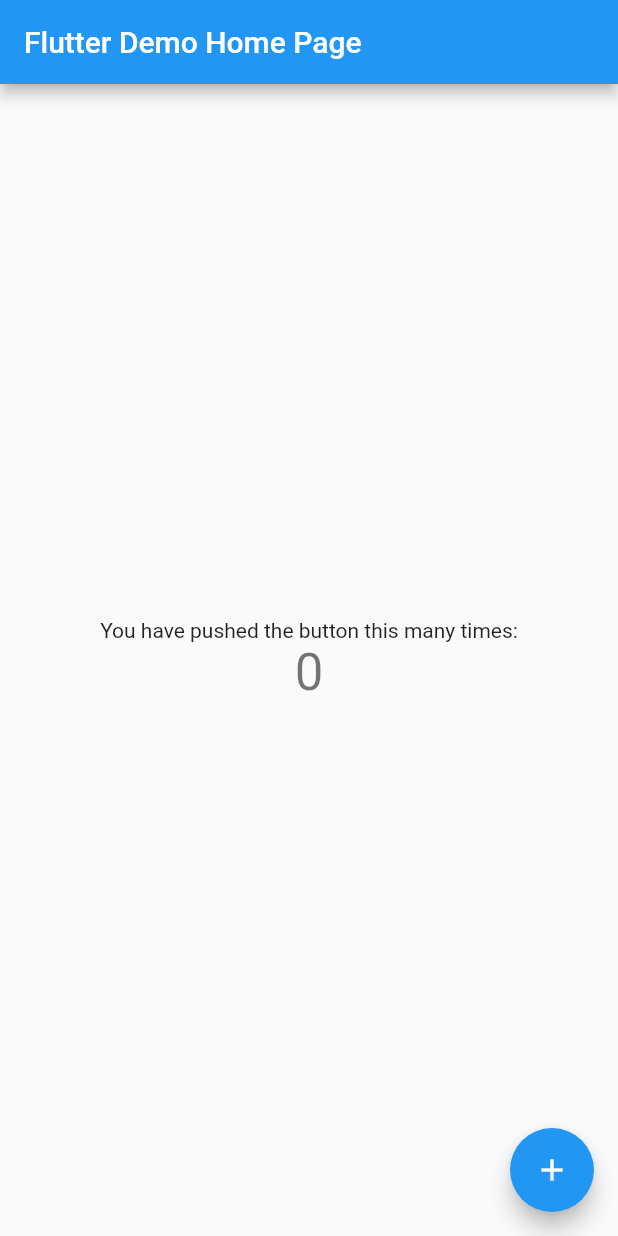
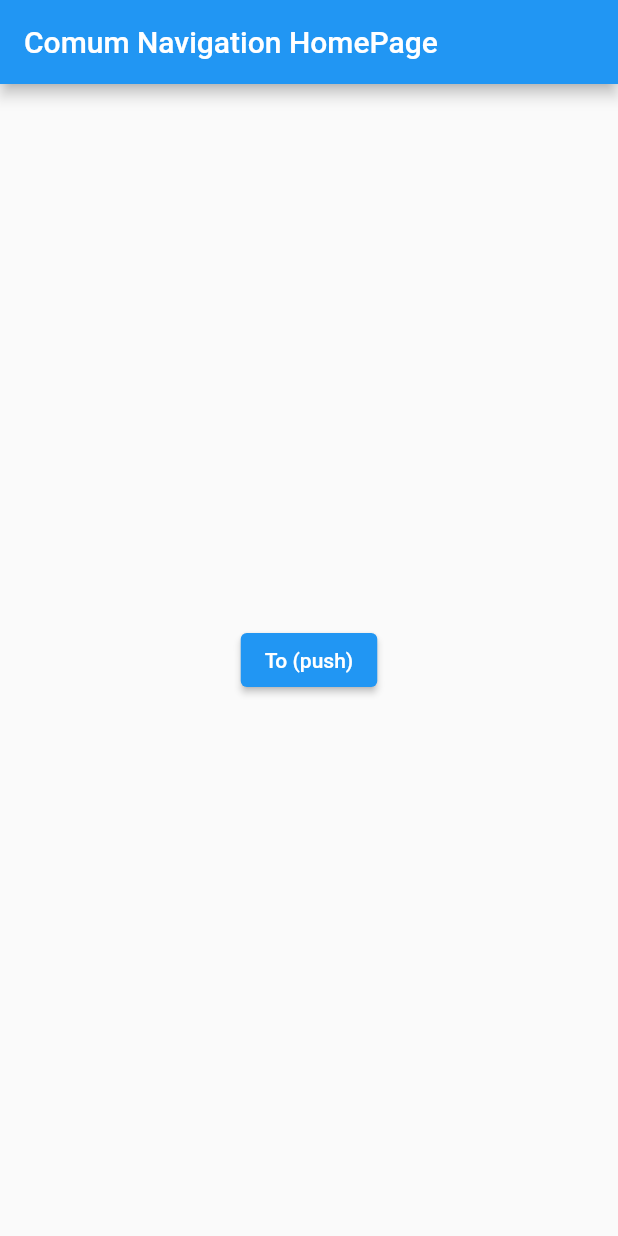
Before and after one commit to GabrielcDonato/get_routes, a Flutter app: the screen it shows after launch, on a phone screen of 412 x 824 dp. Run offline on Flutter 3.47's test engine with Material 2 defaults, Android fonts, the phone set to English and light mode, and no system bars; our stand-ins replace get.

Commit message:
navigation with Get.to

```diff
--- /dev/null
+++ b/lib/comum_navigation/comum_navigation_home_page.dart
@@ -0,0 +1,28 @@
+import 'package:flutter/material.dart';
+import 'package:get/get.dart';
+import 'package:get_routes/comum_navigation/to/to_home_page.dart';
+
+class ComumNavigationHomePage extends StatelessWidget {
+  const ComumNavigationHomePage({Key? key}) : super(key: key);
+
+  @override
+  Widget build(BuildContext context) {
+    return Scaffold(
+      appBar: AppBar(
+        title: const Text('Comum Navigation HomePage'),
+      ),
+      body: Center(
+        child: Column(
+          mainAxisAlignment: MainAxisAlignment.center,
+          children: [
+            ElevatedButton(
+                onPressed: () {
+                  Get.to(const ToHomePage());
+                },
+                child: const Text("To (push)"))
+          ],
+        ),
+      ),
+    );
+  }
+}
--- a/lib/main.dart
+++ b/lib/main.dart
@@ -1,4 +1,6 @@
 import 'package:flutter/material.dart';
+import 'package:get/get.dart';
+import 'package:get_routes/comum_navigation/comum_navigation_home_page.dart';
 
 void main() {
   runApp(const MyApp());
@@ -7,109 +9,14 @@ void main() {
 class MyApp extends StatelessWidget {
   const MyApp({super.key});
 
-  // This widget is the root of your application.
   @override
   Widget build(BuildContext context) {
-    return MaterialApp(
+    return GetMaterialApp(
       title: 'Flutter Demo',
       theme: ThemeData(
-        // This is the theme of your application.
-        //
-        // Try running your application with "flutter run". You'll see the
-        // application has a blue toolbar. Then, without quitting the app, try
-        // changing the primarySwatch below to Colors.green and then invoke
-        // "hot reload" (press "r" in the console where you ran "flutter run",
-        // or simply save your changes to "hot reload" in a Flutter IDE).
-        // Notice that the counter didn't reset back to zero; the application
-        // is not restarted.
         primarySwatch: Colors.blue,
       ),
-      home: const MyHomePage(title: 'Flutter Demo Home Page'),
+      home: const ComumNavigationHomePage(),
     );
   }
 }
-
-class MyHomePage extends StatefulWidget {
-  const MyHomePage({super.key, required this.title});
-
-  // This widget is the home page of your application. It is stateful, meaning
-  // that it has a State object (defined below) that contains fields that affect
-  // how it looks.
-
-  // This class is the configuration for the state. It holds the values (in this
-  // case the title) provided by the parent (in this case the App widget) and
-  // used by the build method of the State. Fields in a Widget subclass are
-  // always marked "final".
-
-  final String title;
-
-  @override
-  State<MyHomePage> createState() => _MyHomePageState();
-}
-
-class _MyHomePageState extends State<MyHomePage> {
-  int _counter = 0;
-
-  void _incrementCounter() {
-    setState(() {
-      // This call to setState tells the Flutter framework that something has
-      // changed in this State, which causes it to rerun the build method below
-      // so that the display can reflect the updated values. If we changed
-      // _counter without calling setState(), then the build method would not be
-      // called again, and so nothing would appear to happen.
-      _counter++;
-    });
-  }
-
-  @override
-  Widget build(BuildContext context) {
-    // This method is rerun every time setState is called, for instance as done
-    // by the _incrementCounter method above.
-    //
-    // The Flutter framework has been optimized to make rerunning build methods
-    // fast, so that you can just rebuild anything that needs updating rather
-    // than having to individually change instances of widgets.
-    return Scaffold(
-      appBar: AppBar(
-        // Here we take the value from the MyHomePage object that was created by
-        // the App.build method, and use it to set our appbar title.
-        title: Text(widget.title),
-      ),
-      body: Center(
-        // Center is a layout widget. It takes a single child and positions it
-        // in the middle of the parent.
-        child: Column(
-          // Column is also a layout widget. It takes a list of children and
-          // arranges them vertically. By default, it sizes itself to fit its
-          // children horizontally, and tries to be as tall as its parent.
-          //
-          // Invoke "debug painting" (press "p" in the console, choose the
-          // "Toggle Debug Paint" action from the Flutter Inspector in Android
-          // Studio, or the "Toggle Debug Paint" command in Visual Studio Code)
-          // to see the wireframe for each widget.
-          //
-          // Column has various properties to control how it sizes itself and
-          // how it positions its children. Here we use mainAxisAlignment to
-          // center the children vertically; the main axis here is the vertical
-          // axis because Columns are vertical (the cross axis would be
-          // horizontal).
-          mainAxisAlignment: MainAxisAlignment.center,
-          children: <Widget>[
-            const Text(
-              'You have pushed the button this many times:',
-            ),
-            Text(
-              '$_counter',
-              style: Theme.of(context).textTheme.headline4,
-            ),
-          ],
-        ),
-      ),
-      floatingActionButton: FloatingActionButton(
-        onPressed: _incrementCounter,
-        tooltip: 'Increment',
-        child: const Icon(Icons.add),
-      ), // This trailing comma makes auto-formatting nicer for build methods.
-    );
-  }
-}
--- a/pubspec.yaml
+++ b/pubspec.yaml
@@ -35,6 +35,7 @@ dependencies:
 
   # The following adds the Cupertino Icons font to your application.
   # Use with the CupertinoIcons class for iOS style icons.
+  get: ^4.6.5
   cupertino_icons: ^1.0.2
 
 dev_dependencies:
```
Also changed, not shown: lib/comum_navigation/to/page1.dart (added, +29 -0 lines), lib/comum_navigation/to/page2.dart (added, +29 -0 lines), lib/comum_navigation/to/to_home_page.dart (added, +45 -0 lines), pubspec.lock.
